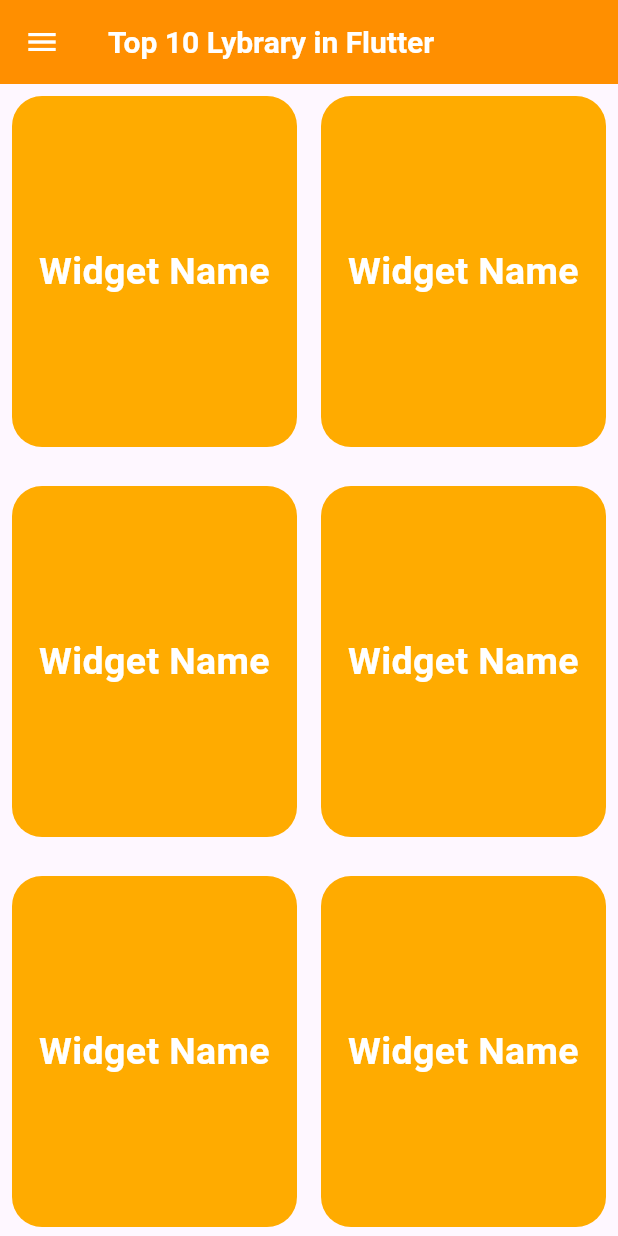
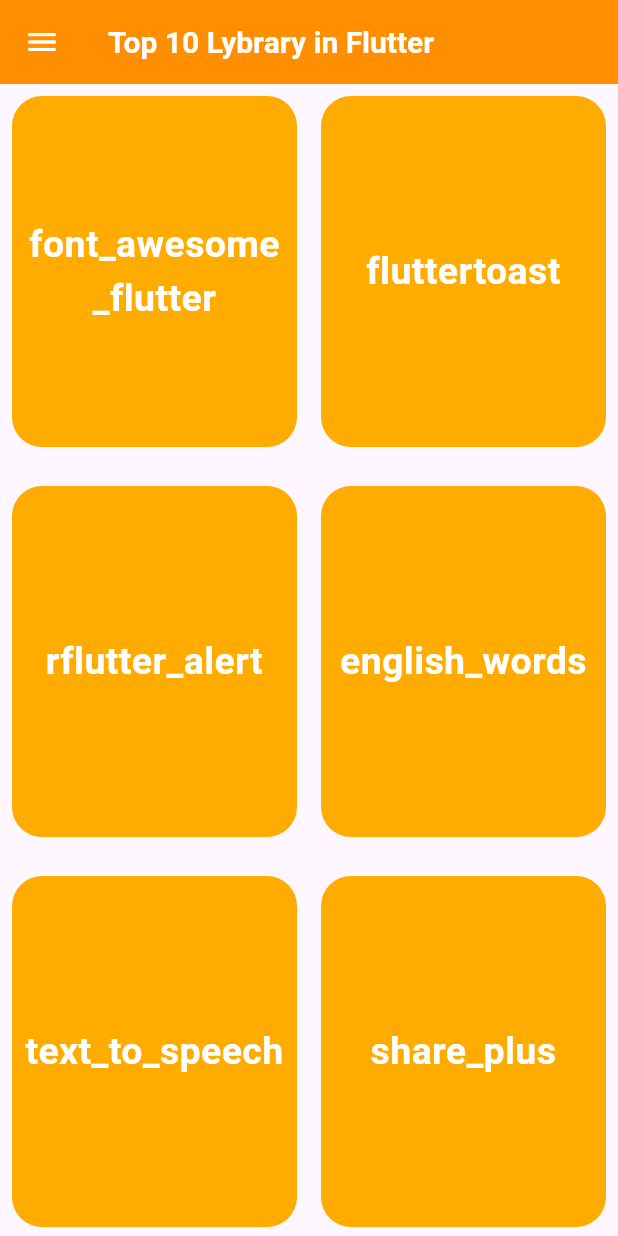
Before and after one commit to sajadnowroozi2003/Assignment12, a Flutter app: the screen it shows after launch, on a phone screen of 412 x 824 dp. Run offline on Flutter 3.47's test engine with Material 3 defaults, Android fonts, the phone set to English and light mode, and no system bars.

Commit message:
Add List of Widgets

```diff
--- a/lib/home_screen.dart
+++ b/lib/home_screen.dart
@@ -9,6 +9,26 @@ class HomeScreen extends StatefulWidget {
 }
 
 class _HomeScreenState extends State<HomeScreen> {
+  List<String> WidgetNameList = [
+    'font_awesome_flutter',
+    'fluttertoast',
+    'rflutter_alert',
+    'english_words',
+    'text_to_speech',
+    'share_plus',
+    'linkify',
+    'photo_view',
+    'flutter_spinkit',
+    'shimmer',
+    'chewie',
+    'audioplayers',
+    'flutter_screenutil',
+    'cached_network_image',
+    'flex_color_picker',
+    'pluto_grid',
+    'dropdown_button',
+  ];
+
   @override
   Widget build(BuildContext context) {
     return SafeArea(
@@ -72,24 +92,30 @@ class _HomeScreenState extends State<HomeScreen> {
           backgroundColor: Colors.amber.shade800,
         ),
         body: GridView.builder(
-            itemCount: 10,
+            itemCount: WidgetNameList.length,
             gridDelegate: SliverGridDelegateWithFixedCrossAxisCount(
                 crossAxisCount: 2, mainAxisExtent: 250, mainAxisSpacing: 10),
             itemBuilder: (context, index) {
               return Padding(
                 padding: const EdgeInsets.all(8.0),
+                child: GestureDetector(
+                  onTap: () {},
                   child: Container(
                     decoration: BoxDecoration(
                         color: Colors.amberAccent.shade700,
                         borderRadius: BorderRadius.circular(20)),
                     child: Center(
+                      child: Padding(
+                        padding: const EdgeInsets.all(8.0),
                         child: Text(
                           textAlign: TextAlign.center,
-                      'Widget Name',
+                          '${WidgetNameList[index]}',
                           style: TextStyle(
                               color: Colors.white,
                               fontWeight: FontWeight.bold,
                               fontSize: 25),
+                        ),
+                      ),
                     ),
                   ),
                 ),
```
Lines whose indentation alone changed are shown as unchanged.
